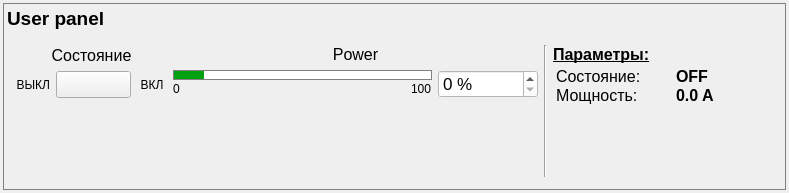
Above: user_panel.ui from bulkanul/EVO_YFL_1064_GUI_coherent2 before the change. Below: the same form after it.
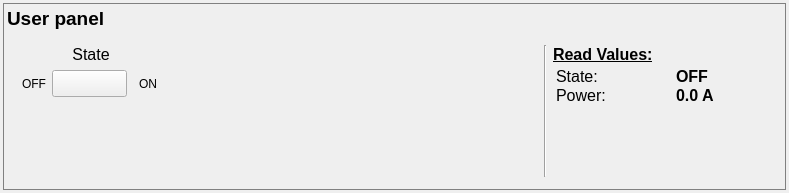
That is the form after the change. Icons and pictures are not drawn.

```diff
--- a/user_panel.ui
+++ b/user_panel.ui
@@ -129,7 +129,7 @@
                   </font>
                  </property>
                  <property name="text">
-                  <string>Состояние</string>
+                  <string>State</string>
                  </property>
                  <property name="alignment">
                   <set>Qt::AlignCenter</set>
@@ -159,7 +159,7 @@
                     </size>
                    </property>
                    <property name="text">
-                    <string>ВЫКЛ</string>
+                    <string>OFF</string>
                    </property>
                    <property name="alignment">
                     <set>Qt::AlignRight|Qt::AlignTrailing|Qt::AlignVCenter</set>
@@ -245,7 +245,7 @@
                     </size>
                    </property>
                    <property name="text">
-                    <string>ВКЛ</string>
+                    <string>ON</string>
                    </property>
                    <property name="alignment">
                     <set>Qt::AlignCenter</set>
@@ -256,187 +256,6 @@
                </item>
               </layout>
              </item>
-             <item>
-              <layout class="QVBoxLayout" name="verticalLayout_10">
-               <item>
-                <widget class="QLabel" name="label_24">
-                 <property name="minimumSize">
-                  <size>
-                   <width>0</width>
-                   <height>0</height>
-                  </size>
-                 </property>
-                 <property name="font">
-                  <font>
-                   <pointsize>12</pointsize>
-                  </font>
-                 </property>
-                 <property name="text">
-                  <string>Power</string>
-                 </property>
-                 <property name="alignment">
-                  <set>Qt::AlignCenter</set>
-                 </property>
-                </widget>
-               </item>
-               <item>
-                <layout class="QHBoxLayout" name="horizontalLayout_13">
-                 <item>
-                  <layout class="QVBoxLayout" name="verticalLayout_9">
-                   <property name="spacing">
-                    <number>0</number>
-                   </property>
-                   <item>
-                    <widget class="QProgressBar" name="indicator">
-                     <property name="minimumSize">
-                      <size>
-                       <width>0</width>
-                       <height>10</height>
-                      </size>
-                     </property>
-                     <property name="maximumSize">
-                      <size>
-                       <width>16777215</width>
-                       <height>10</height>
-                      </size>
-                     </property>
-                     <property name="styleSheet">
-                      <string notr="true">QProgressBar {
-    border: 1px solid grey;
-}
-
-QProgressBar::chunk {
-	background-color: rgb(0, 160, 18);
-}
-
-QProgressBar::chunk:disabled {
-	background-color: rgb(150, 150, 150);
-}</string>
-                     </property>
-                     <property name="minimum">
-                      <number>0</number>
-                     </property>
-                     <property name="maximum">
-                      <number>100</number>
-                     </property>
-                     <property name="value">
-                      <number>12</number>
-                     </property>
-                     <property name="textVisible">
-                      <bool>false</bool>
-                     </property>
-                     <property name="textDirection">
-                      <enum>QProgressBar::TopToBottom</enum>
-                     </property>
-                     <property name="format">
-                      <string/>
-                     </property>
-                    </widget>
-                   </item>
-                   <item>
-                    <layout class="QHBoxLayout" name="horizontalLayout_24">
-                     <property name="spacing">
-                      <number>0</number>
-                     </property>
-                     <property name="leftMargin">
-                      <number>0</number>
-                     </property>
-                     <item>
-                      <widget class="QLabel" name="curr_min_label">
-                       <property name="text">
-                        <string>0</string>
-                       </property>
-                      </widget>
-                     </item>
-                     <item>
-                      <spacer name="horizontalSpacer_8">
-                       <property name="orientation">
-                        <enum>Qt::Horizontal</enum>
-                       </property>
-                       <property name="sizeHint" stdset="0">
-                        <size>
-                         <width>40</width>
-                         <height>10</height>
-                        </size>
-                       </property>
-                      </spacer>
-                     </item>
-                     <item>
-                      <widget class="QLabel" name="curr_max_label">
-                       <property name="sizePolicy">
-                        <sizepolicy hsizetype="Preferred" vsizetype="Minimum">
-                         <horstretch>0</horstretch>
-                         <verstretch>0</verstretch>
-                        </sizepolicy>
-                       </property>
-                       <property name="text">
-                        <string>100</string>
-                       </property>
-                      </widget>
-                     </item>
-                    </layout>
-                   </item>
-                  </layout>
-                 </item>
-                 <item>
-                  <layout class="QVBoxLayout" name="verticalLayout_13">
-                   <item>
-                    <widget class="QDoubleSpinBox" name="spin">
-                     <property name="sizePolicy">
-                      <sizepolicy hsizetype="Minimum" vsizetype="Fixed">
-                       <horstretch>100</horstretch>
-                       <verstretch>0</verstretch>
-                      </sizepolicy>
-                     </property>
-                     <property name="minimumSize">
-                      <size>
-                       <width>100</width>
-                       <height>0</height>
-                      </size>
-                     </property>
-                     <property name="maximumSize">
-                      <size>
-                       <width>16777215</width>
-                       <height>16777215</height>
-                      </size>
-                     </property>
-                     <property name="font">
-                      <font>
-                       <pointsize>13</pointsize>
-                      </font>
-                     </property>
-                     <property name="focusPolicy">
-                      <enum>Qt::ClickFocus</enum>
-                     </property>
-                     <property name="styleSheet">
-                      <string notr="true">background: rgb(255,255,255)</string>
-                     </property>
-                     <property name="suffix">
-                      <string> %</string>
-                     </property>
-                     <property name="decimals">
-                      <number>0</number>
-                     </property>
-                     <property name="minimum">
-                      <double>0.000000000000000</double>
-                     </property>
-                     <property name="maximum">
-                      <double>100.000000000000000</double>
-                     </property>
-                     <property name="singleStep">
-                      <double>1.000000000000000</double>
-                     </property>
-                     <property name="value">
-                      <double>0.000000000000000</double>
-                     </property>
-                    </widget>
-                   </item>
-                  </layout>
-                 </item>
-                </layout>
-               </item>
-              </layout>
-             </item>
             </layout>
            </item>
            <item>
@@ -454,6 +273,19 @@
            </item>
           </layout>
          </item>
+         <item>
+          <spacer name="horizontalSpacer">
+           <property name="orientation">
+            <enum>Qt::Horizontal</enum>
+           </property>
+           <property name="sizeHint" stdset="0">
+            <size>
+             <width>40</width>
+             <height>20</height>
+            </size>
+           </property>
+          </spacer>
+         </item>
          <item>
           <widget class="Line" name="line_5">
            <property name="orientation">
@@ -495,7 +327,7 @@
               </font>
              </property>
              <property name="text">
-              <string>Параметры:</string>
+              <string>Read Values:</string>
              </property>
             </widget>
            </item>
@@ -534,7 +366,7 @@
                 </font>
                </property>
                <property name="text">
-                <string>Состояние:</string>
+                <string>State:</string>
                </property>
               </widget>
              </item>
@@ -585,7 +417,7 @@
                 </font>
                </property>
                <property name="text">
-                <string>Мощность:</string>
+                <string>Power:</string>
                </property>
               </widget>
              </item>
```
